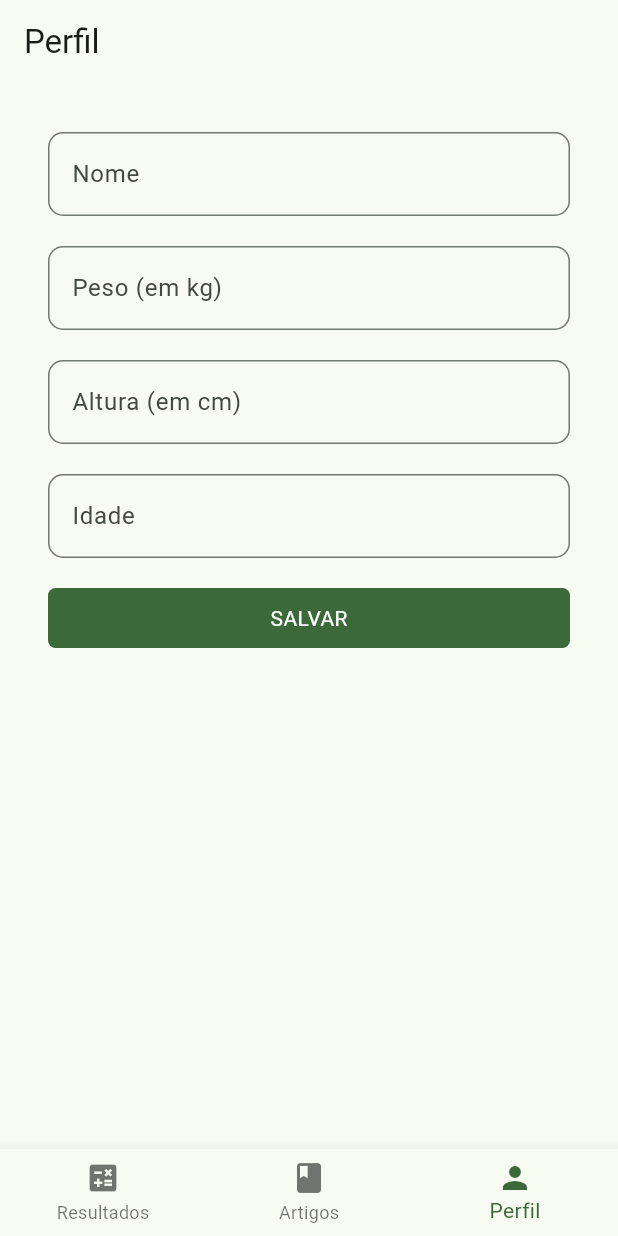
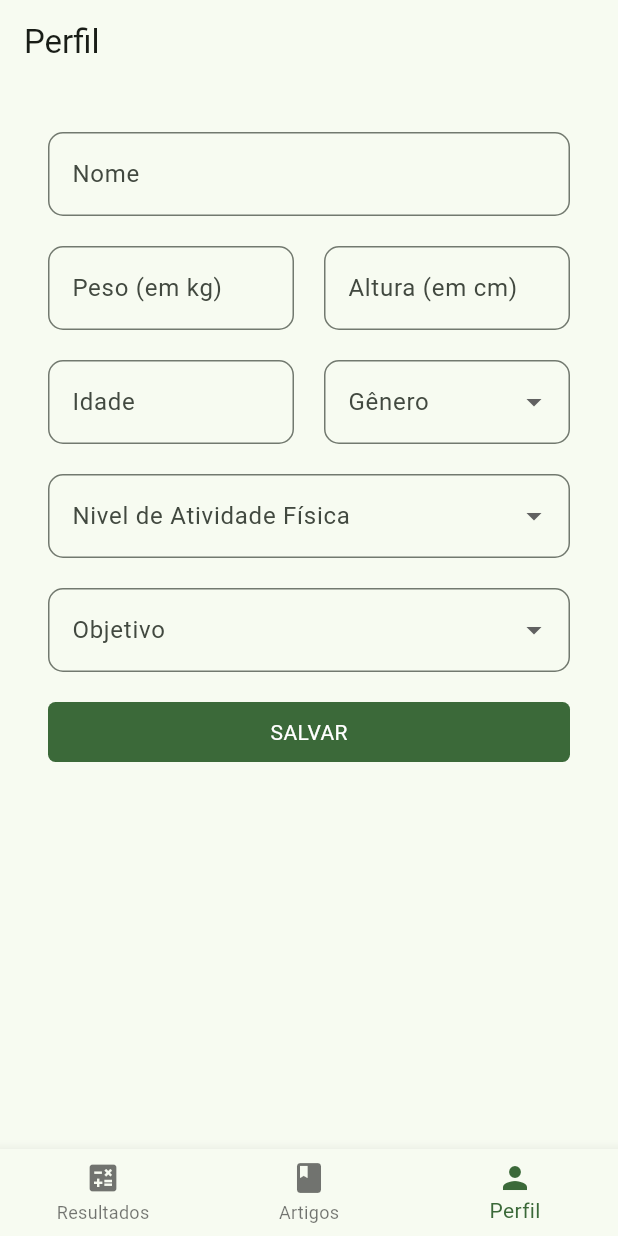
Before and after one commit to Nicholasvp/calorias_diaria, a Flutter app: the screen it shows after launch, item 3 of the bottom bar chosen, after a tap on "SALVAR", on a phone screen of 412 x 824 dp. Run offline on Flutter 3.47's test engine with Material 3 defaults, Android fonts, the light colour scheme and no system bars; our stand-ins replace get, shared_preferences.

Commit message:
dropdowns

```diff
--- a/lib/core/enums/enums.dart
+++ b/lib/core/enums/enums.dart
@@ -21,6 +21,11 @@ Map<String, dynamic> generoMap = {
   'femenino': Genero.femenino,
 };
 
+Map<String, String> generoStringMap = {
+  'masculino': 'Masculino',
+  'femenino': 'Femenino',
+};
+
 Map<String, dynamic> nivelAtividadeFisicaMap = {
   'sedentario': NivelAtividadeFisica.sedentario,
   'leve': NivelAtividadeFisica.leve,
@@ -29,10 +34,23 @@ Map<String, dynamic> nivelAtividadeFisicaMap = {
   'muitoIntenso': NivelAtividadeFisica.muitoIntenso,
 };
 
+Map<String, String> nivelAtividadeFisicaStringMap = {
+  'sedentario': 'Sedentário',
+  'leve': 'Leve',
+  'moderado': 'Moderado',
+  'ativo': 'Ativo',
+  'muitoIntenso': 'Muito Intenso',
+};
+
 Map<String, dynamic> objetivoMap = {
   'ganharPeso': Objetivo.ganharPeso,
   'perderPeso': Objetivo.perderPeso,
 };
 
+Map<String, String> objetivoStringMap = {
+  'ganharPeso': 'Ganhar Peso',
+  'perderPeso': 'Perder Peso',
+};
+
 const String profileKey = 'profile';
 const String resultKey = 'result';
--- /dev/null
+++ b/lib/core/widgets/dropdown/dropdown_primary.dart
@@ -0,0 +1,59 @@
+import 'package:flutter/material.dart';
+
+class DropdownPrimary extends StatefulWidget {
+  const DropdownPrimary({
+    super.key,
+    required this.label,
+    required this.items,
+    required this.controller,
+    this.radius = 10.0,
+  });
+  final String label;
+  final Map<String, String> items;
+  final TextEditingController controller;
+  final double radius;
+
+  @override
+  State<DropdownPrimary> createState() => _DropdownPrimaryState();
+}
+
+class _DropdownPrimaryState extends State<DropdownPrimary> {
+  String? _selectedValue;
+
+  @override
+  void initState() {
+    super.initState();
+    if (widget.controller.text.isNotEmpty && widget.items.containsKey(widget.controller.text)) {
+      _selectedValue = widget.controller.text;
+    }
+  }
+
+  @override
+  Widget build(BuildContext context) {
+    return DropdownButtonFormField<String>(
+      value: _selectedValue,
+      items: widget.items.entries
+          .map(
+            (entry) => DropdownMenuItem<String>(
+              value: entry.key,
+              child: Text(entry.value),
+            ),
+          )
+          .toList(),
+      onChanged: (String? value) {
+        setState(() {
+          _selectedValue = value!;
+          widget.controller.text = value;
+        });
+      },
+      decoration: InputDecoration(
+        labelText: widget.label,
+        border: OutlineInputBorder(
+          borderRadius: BorderRadius.all(
+            Radius.circular(widget.radius),
+          ),
+        ),
+      ),
+    );
+  }
+}
--- a/lib/modules/profile/controller/profile_controller.dart
+++ b/lib/modules/profile/controller/profile_controller.dart
@@ -11,6 +11,9 @@ class ProfileController extends GetxController with StateMixin<ProfileModel> {
   final TextEditingController weightController = TextEditingController();
   final TextEditingController heightController = TextEditingController();
   final TextEditingController ageController = TextEditingController();
+  final TextEditingController generoController = TextEditingController();
+  final TextEditingController nivelAtividadeFisicaController = TextEditingController();
+  final TextEditingController objetivoController = TextEditingController();
 
   @override
   void onReady() async {
@@ -27,6 +30,9 @@ class ProfileController extends GetxController with StateMixin<ProfileModel> {
       weightController.text = profile.weight > 0.0 ? profile.weight.toString() : '';
       heightController.text = profile.height > 0.0 ? profile.height.toString() : '';
       ageController.text = profile.age > 0 ? profile.age.toString() : '';
+      generoController.text = profile.genero;
+      nivelAtividadeFisicaController.text = profile.nivelAtividadeFisica;
+      objetivoController.text = profile.objetivo;
       change(profile, status: RxStatus.success());
     } else {
       final profile = ProfileModel.empty();
@@ -43,9 +49,9 @@ class ProfileController extends GetxController with StateMixin<ProfileModel> {
       weight: double.tryParse(weightController.text) ?? 0.0,
       height: double.tryParse(heightController.text) ?? 0.0,
       age: int.tryParse(ageController.text) ?? 0,
-      genero: '',
-      nivelAtividadeFisica: '',
-      objetivo: '',
+      genero: generoController.text,
+      nivelAtividadeFisica: nivelAtividadeFisicaController.text,
+      objetivo: objetivoController.text,
     );
     await Future.delayed(const Duration(seconds: 1));
     await localStorageService.saveData(profileKey, profile.toJson());
--- a/lib/modules/profile/page/profile_page.dart
+++ b/lib/modules/profile/page/profile_page.dart
@@ -1,4 +1,6 @@
+import 'package:calorias_diaria/core/enums/enums.dart';
 import 'package:calorias_diaria/core/widgets/buttons/button_primary.dart';
+import 'package:calorias_diaria/core/widgets/dropdown/dropdown_primary.dart';
 import 'package:calorias_diaria/core/widgets/fields/text_field_primary.dart';
 import 'package:calorias_diaria/modules/profile/controller/profile_controller.dart';
 import 'package:flutter/material.dart';
@@ -13,7 +15,8 @@ class ProfilePage extends GetView<ProfileController> {
       appBar: AppBar(
         title: const Text('Perfil'),
       ),
-      body: Padding(
+      body: controller.obx(
+        (state) => Padding(
           padding: const EdgeInsets.all(32),
           child: ListView(
             children: [
@@ -22,31 +25,61 @@ class ProfilePage extends GetView<ProfileController> {
                 label: 'Nome',
               ),
               const SizedBox(height: 20),
-            TextFieldPrimary(
+              Row(
+                children: [
+                  Flexible(
+                    child: TextFieldPrimary(
                       controller: controller.weightController,
                       label: 'Peso (em kg)',
                     ),
-            const SizedBox(height: 20),
-            TextFieldPrimary(
+                  ),
+                  const SizedBox(width: 20),
+                  Flexible(
+                    child: TextFieldPrimary(
                       controller: controller.heightController,
                       label: 'Altura (em cm)',
                     ),
+                  ),
+                ],
+              ),
               const SizedBox(height: 20),
-            TextFieldPrimary(
+              Row(
+                children: [
+                  Flexible(
+                    child: TextFieldPrimary(
                       controller: controller.ageController,
                       label: 'Idade',
                     ),
+                  ),
+                  const SizedBox(width: 20),
+                  Flexible(
+                    child: DropdownPrimary(
+                      label: 'Gênero',
+                      items: generoStringMap,
+                      controller: controller.generoController,
+                    ),
+                  ),
+                ],
+              ),
               const SizedBox(height: 20),
-            GetBuilder<ProfileController>(
-              builder: (context) {
-                return ButtonPrimary(
+              DropdownPrimary(
+                label: 'Nivel de Atividade Física',
+                items: nivelAtividadeFisicaStringMap,
+                controller: controller.nivelAtividadeFisicaController,
+              ),
+              const SizedBox(height: 20),
+              DropdownPrimary(
+                label: 'Objetivo',
+                items: objetivoStringMap,
+                controller: controller.objetivoController,
+              ),
+              const SizedBox(height: 20),
+              ButtonPrimary(
                 label: 'SALVAR',
                 onPressed: controller.saveProfile,
-                  isLoading: controller.status.isLoading,
-                );
-              },
               ),
             ],
+          ),
         ),
       ),
     );
```
Lines whose indentation alone changed are shown as unchanged.
